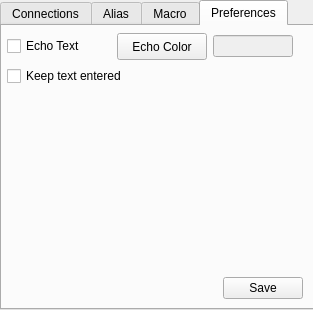
Old version of the form src/devclient/gui_src/gui_option.ui in the repository develer-staff/devclient.
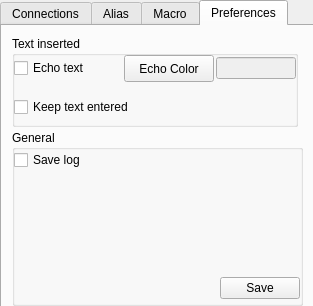
New version of the form. The open tabs and pages were chosen to show the change. Icons and pictures are not drawn.

What changed in the file:
```diff
--- a/src/devclient/gui_src/gui_option.ui
+++ b/src/devclient/gui_src/gui_option.ui
@@ -6,7 +6,7 @@
     <x>0</x>
     <y>0</y>
     <width>313</width>
-    <height>310</height>
+    <height>306</height>
    </rect>
   </property>
   <property name="windowTitle" >
@@ -736,16 +736,37 @@
     <attribute name="title" >
      <string>Preferences</string>
     </attribute>
+    <widget class="QGroupBox" name="groupBox" >
+     <property name="geometry" >
+      <rect>
+       <x>10</x>
+       <y>10</y>
+       <width>286</width>
+       <height>91</height>
+      </rect>
+     </property>
+     <property name="styleSheet" >
+      <string/>
+     </property>
+     <property name="title" >
+      <string>Text inserted</string>
+     </property>
+     <property name="flat" >
+      <bool>true</bool>
+     </property>
     <widget class="QWidget" name="layoutWidget" >
      <property name="geometry" >
       <rect>
-       <x>5</x>
-       <y>7</y>
-       <width>296</width>
-       <height>266</height>
+        <x>2</x>
+        <y>10</y>
+        <width>284</width>
+        <height>81</height>
       </rect>
      </property>
      <layout class="QGridLayout" >
+       <property name="horizontalSpacing" >
+        <number>2</number>
+       </property>
       <item row="0" column="0" >
        <widget class="QCheckBox" name="echo_text" >
         <property name="minimumSize" >
@@ -755,7 +776,7 @@
          </size>
         </property>
         <property name="text" >
-         <string>Echo Text</string>
+          <string>Echo text</string>
         </property>
        </widget>
       </item>
@@ -820,13 +841,73 @@
         </property>
         <property name="sizeHint" >
          <size>
-          <width>71</width>
+           <width>76</width>
           <height>20</height>
          </size>
         </property>
        </spacer>
       </item>
-      <item row="2" column="0" colspan="3" >
+      </layout>
+     </widget>
+    </widget>
+    <widget class="QGroupBox" name="groupBox_2" >
+     <property name="geometry" >
+      <rect>
+       <x>10</x>
+       <y>104</y>
+       <width>291</width>
+       <height>176</height>
+      </rect>
+     </property>
+     <property name="styleSheet" >
+      <string/>
+     </property>
+     <property name="title" >
+      <string>General</string>
+     </property>
+     <property name="flat" >
+      <bool>true</bool>
+     </property>
+     <widget class="QWidget" name="layoutWidget" >
+      <property name="geometry" >
+       <rect>
+        <x>2</x>
+        <y>20</y>
+        <width>286</width>
+        <height>151</height>
+       </rect>
+      </property>
+      <layout class="QGridLayout" >
+       <property name="horizontalSpacing" >
+        <number>2</number>
+       </property>
+       <item row="0" column="0" >
+        <widget class="QCheckBox" name="save_log" >
+         <property name="minimumSize" >
+          <size>
+           <width>100</width>
+           <height>0</height>
+          </size>
+         </property>
+         <property name="text" >
+          <string>Save log</string>
+         </property>
+        </widget>
+       </item>
+       <item row="0" column="1" >
+        <spacer>
+         <property name="orientation" >
+          <enum>Qt::Horizontal</enum>
+         </property>
+         <property name="sizeHint" >
+          <size>
+           <width>166</width>
+           <height>20</height>
+          </size>
+         </property>
+        </spacer>
+       </item>
+       <item row="1" column="0" colspan="2" >
        <spacer>
         <property name="orientation" >
          <enum>Qt::Vertical</enum>
@@ -834,12 +915,12 @@
         <property name="sizeHint" >
          <size>
           <width>276</width>
-          <height>146</height>
+           <height>99</height>
          </size>
         </property>
        </spacer>
       </item>
-      <item row="3" column="0" colspan="3" >
+       <item row="2" column="0" colspan="2" >
        <layout class="QHBoxLayout" >
         <item>
          <spacer>
@@ -848,8 +929,8 @@
           </property>
           <property name="sizeHint" >
            <size>
-            <width>191</width>
-            <height>20</height>
+             <width>209</width>
+             <height>26</height>
            </size>
           </property>
          </spacer>
@@ -867,6 +948,7 @@
        </layout>
       </item>
      </layout>
+     </widget>
     </widget>
    </widget>
   </widget>
```
Left out of the diff: 2 changed lines with no effect on the pictures. Lines whose indentation alone changed are shown as unchanged.
